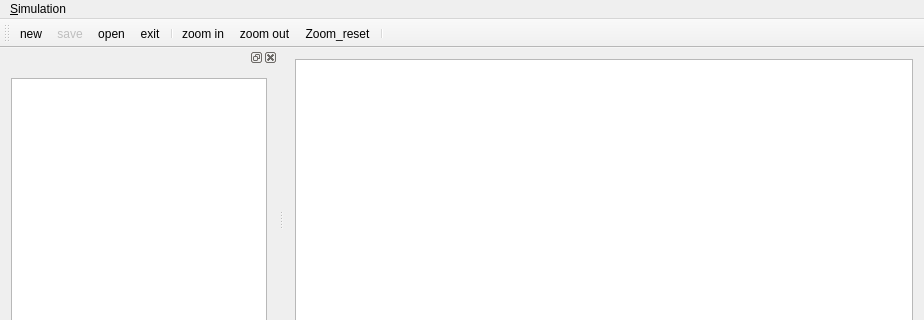
Before: the Qt Designer form src/gui/mainwindow.ui in gregorburger/CityDrain3, drawn with Qt 5; both pictures show x 0 to 924 and y 0 to 320 of the 924 by 650 pixel window.
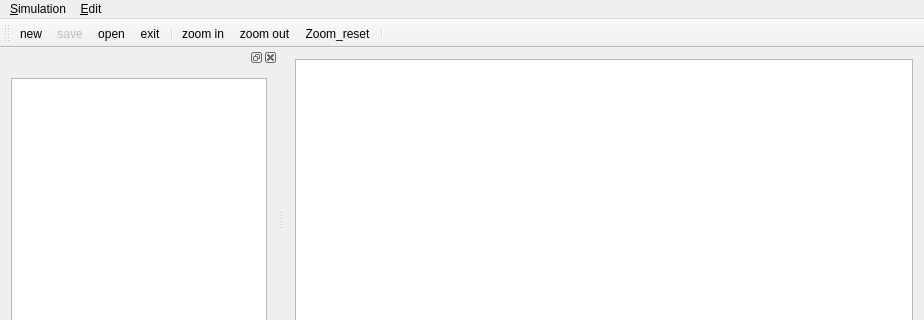
After: the same form once the commit is applied. Icons and pictures are not drawn.

What changed in the file:
```diff
--- a/src/gui/mainwindow.ui
+++ b/src/gui/mainwindow.ui
@@ -86,7 +86,14 @@
 	<addaction name="separator"/>
 	<addaction name="action_exit"/>
    </widget>
+   <widget class="QMenu" name="menuEdit">
+	<property name="title">
+	 <string>&amp;Edit</string>
+	</property>
+	<addaction name="actionFind_node"/>
+   </widget>
    <addaction name="menuFile"/>
+   <addaction name="menuEdit"/>
   </widget>
   <widget class="QToolBar" name="mainToolBar">
    <attribute name="toolBarArea">
```
Left out of the diff: 8 changed lines with no effect on the pictures.
